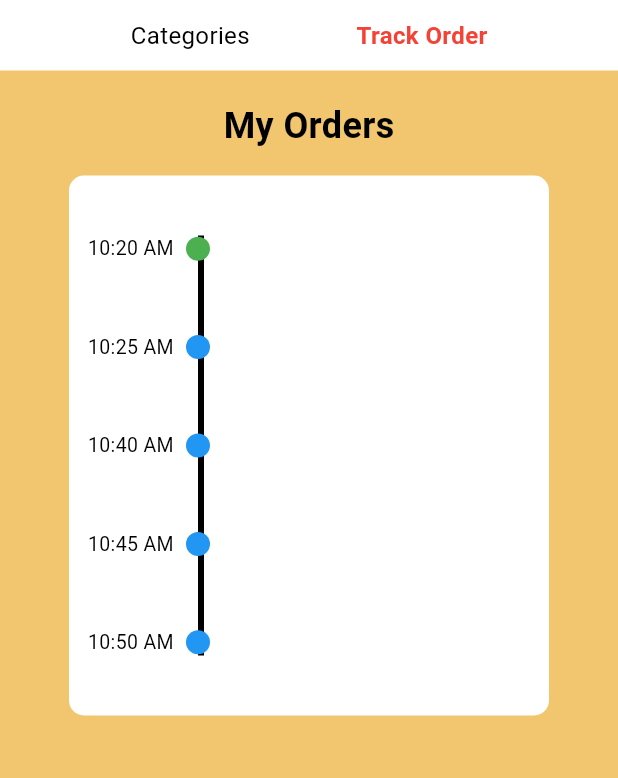
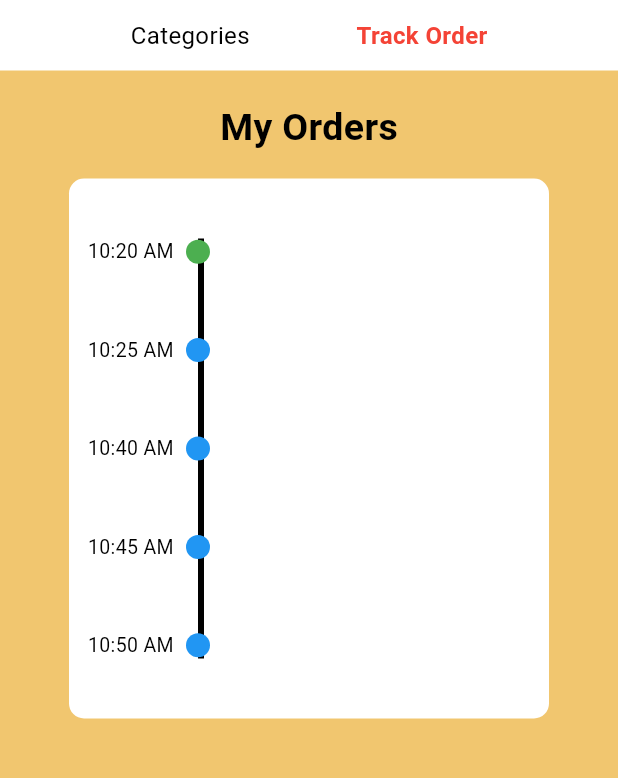
Before and after one commit to pards8/Capstone-App, a Flutter app: the screen it shows after launch, on a phone screen of 412 x 824 dp, the part 105-883 px from its top. Run offline on Flutter 3.47's test engine with Material 3 defaults, Android fonts, the phone set to English and light mode, and no system bars.

Commit message:
week3 day 1,2,3,4,5

```diff
--- a/lib/pages/myorders.dart
+++ b/lib/pages/myorders.dart
@@ -64,7 +64,7 @@ class _MyOrderPageState extends State<MyOrderPage> {
                       child: Text(
                         'My Orders',
                         style: TextStyle(
-                          fontSize: 24,
+                          fontSize: 25,
                           fontWeight: FontWeight.w600,
                           color: Colors.black,
                         ),
```
